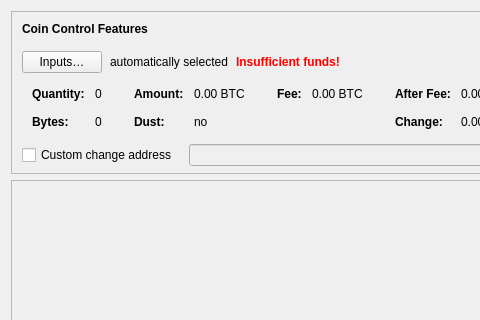
First picture: the form in src/qt/forms/sendcoinsdialog.ui, repository suiiancm/gui, before the edit; both pictures show x 0 to 480 and y 0 to 320 of the 850 by 526 pixel window.
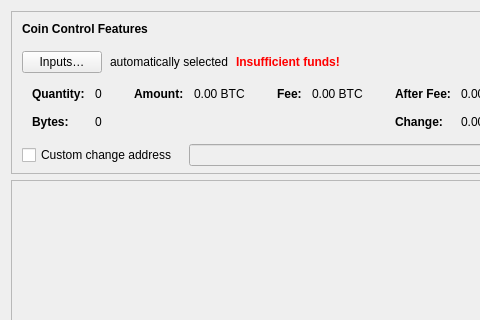
Second picture: the form after the edit. Icons and pictures are not drawn. Custom widgets are drawn as their Qt base class.

Commit message: qt: remove confusing "Dust" label from coincontrol / sendcoins dialog

The edit to the form file:
```diff
--- a/src/qt/forms/sendcoinsdialog.ui
+++ b/src/qt/forms/sendcoinsdialog.ui
@@ -331,35 +331,6 @@
                  </property>
                 </widget>
                </item>
-               <item row="1" column="0">
-                <widget class="QLabel" name="labelCoinControlLowOutputText">
-                 <property name="font">
-                  <font>
-                   <weight>75</weight>
-                   <bold>true</bold>
-                  </font>
-                 </property>
-                 <property name="text">
-                  <string>Dust:</string>
-                 </property>
-                </widget>
-               </item>
-               <item row="1" column="1">
-                <widget class="QLabel" name="labelCoinControlLowOutput">
-                 <property name="cursor">
-                  <cursorShape>IBeamCursor</cursorShape>
-                 </property>
-                 <property name="contextMenuPolicy">
-                  <enum>Qt::ActionsContextMenu</enum>
-                 </property>
-                 <property name="text">
-                  <string notr="true">no</string>
-                 </property>
-                 <property name="textInteractionFlags">
-                  <set>Qt::LinksAccessibleByMouse|Qt::TextSelectableByKeyboard|Qt::TextSelectableByMouse</set>
-                 </property>
-                </widget>
-               </item>
               </layout>
              </item>
              <item>
```
The commit also changes 5 other files.
